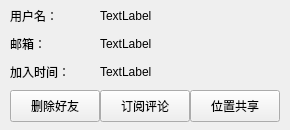
gaoxiaojun/delicacymap, file deliciousClient/user.ui: the form before one commit.
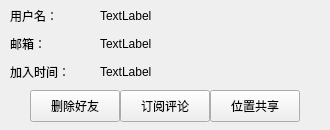
The form after the commit.

Patch:
```diff
--- a/deliciousClient/user.ui
+++ b/deliciousClient/user.ui
@@ -6,7 +6,7 @@
    <rect>
     <x>0</x>
     <y>0</y>
-    <width>290</width>
+    <width>330</width>
     <height>130</height>
    </rect>
   </property>
@@ -16,7 +16,7 @@
   <widget class="QPushButton" name="addFriend_Button">
    <property name="geometry">
     <rect>
-     <x>10</x>
+     <x>30</x>
      <y>90</y>
      <width>90</width>
      <height>32</height>
@@ -29,7 +29,7 @@
   <widget class="QPushButton" name="addComment_Button">
    <property name="geometry">
     <rect>
-     <x>100</x>
+     <x>120</x>
      <y>90</y>
      <width>90</width>
      <height>32</height>
@@ -44,7 +44,7 @@
     <rect>
      <x>100</x>
      <y>2</y>
-     <width>181</width>
+     <width>231</width>
      <height>28</height>
     </rect>
    </property>
@@ -57,7 +57,7 @@
     <rect>
      <x>10</x>
      <y>2</y>
-     <width>71</width>
+     <width>91</width>
      <height>28</height>
     </rect>
    </property>
@@ -70,7 +70,7 @@
     <rect>
      <x>10</x>
      <y>30</y>
-     <width>71</width>
+     <width>91</width>
      <height>28</height>
     </rect>
    </property>
@@ -83,7 +83,7 @@
     <rect>
      <x>100</x>
      <y>30</y>
-     <width>181</width>
+     <width>231</width>
      <height>28</height>
     </rect>
    </property>
@@ -96,7 +96,7 @@
     <rect>
      <x>10</x>
      <y>58</y>
-     <width>71</width>
+     <width>91</width>
      <height>28</height>
     </rect>
    </property>
@@ -109,7 +109,7 @@
     <rect>
      <x>100</x>
      <y>58</y>
-     <width>181</width>
+     <width>231</width>
      <height>28</height>
     </rect>
    </property>
@@ -120,7 +120,7 @@
   <widget class="QPushButton" name="locationShare_Button">
    <property name="geometry">
     <rect>
-     <x>190</x>
+     <x>210</x>
      <y>90</y>
      <width>90</width>
      <height>32</height>
```
